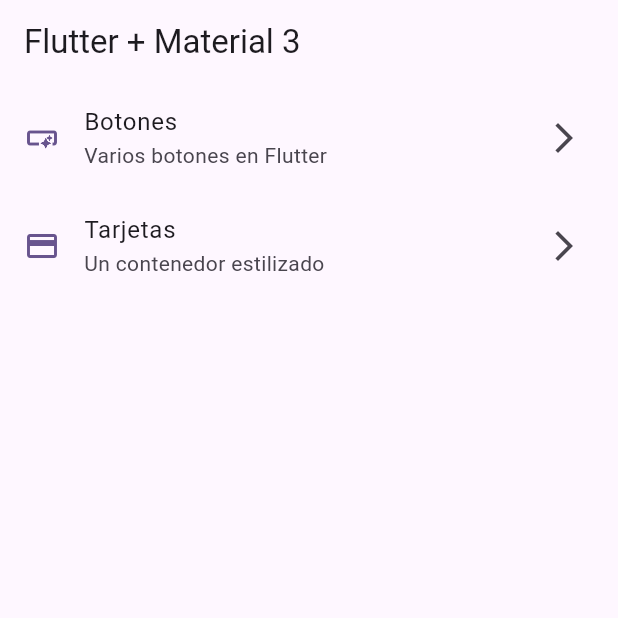
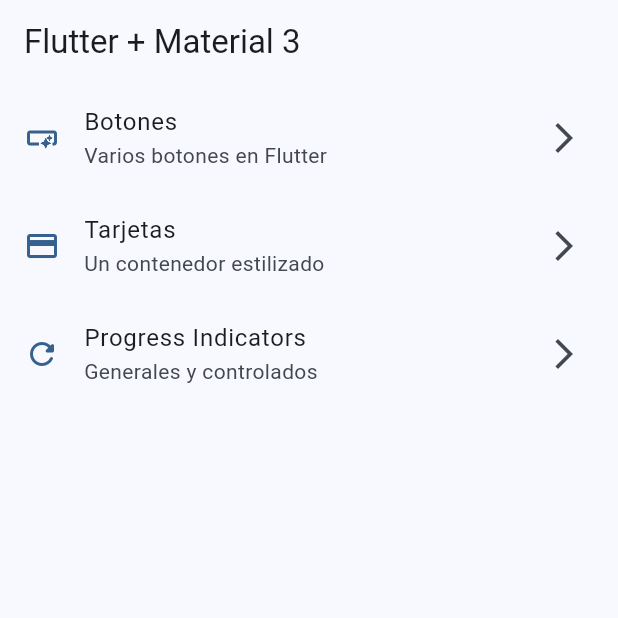
Before and after one commit to matiasespinozah/FlutterLearningMultipleWidgets, a Flutter app: the screen it shows after launch, on a phone screen of 412 x 824 dp, the top half of it. Run offline on Flutter 3.47's test engine with Material 2 defaults, Android fonts, the phone set to English and light mode, and no system bars; our stand-ins replace go_router.

Commit message:
progress indicator finish

```diff
--- a/lib/config/menu/menu_items.dart
+++ b/lib/config/menu/menu_items.dart
@@ -27,4 +27,10 @@ const appMenuItems = <MenuItem>[
     link: '/cards',
     icon: Icons.credit_card,
   ),
+  MenuItem(
+    title: 'Progress Indicators',
+    subtitle: 'Generales y controlados',
+    link: '/progress',
+    icon: Icons.refresh_rounded,
+  ),
 ];
--- a/lib/config/router/app_router.dart
+++ b/lib/config/router/app_router.dart
@@ -19,5 +19,10 @@ final appRouter = GoRouter(
       path: '/cards',
       builder: (context, state) => const CardsScreen(),
     ),
+    GoRoute(
+      name: ProgressScreen.name,
+      path: '/progress',
+      builder: (context, state) => const ProgressScreen(),
+    ),
   ],
 );
--- a/lib/main.dart
+++ b/lib/main.dart
@@ -14,7 +14,7 @@ class MainApp extends StatelessWidget {
     return MaterialApp.router(
       routerConfig: appRouter,
       debugShowCheckedModeBanner: false,
-      theme: AppTheme(selectedColor: 5).getTheme(),
+      theme: AppTheme(selectedColor: 0).getTheme(),
     );
   }
 }
```
Also changed, not shown: lib/presentation/screens/progress/progress_screen.dart (+66 -1 lines).
